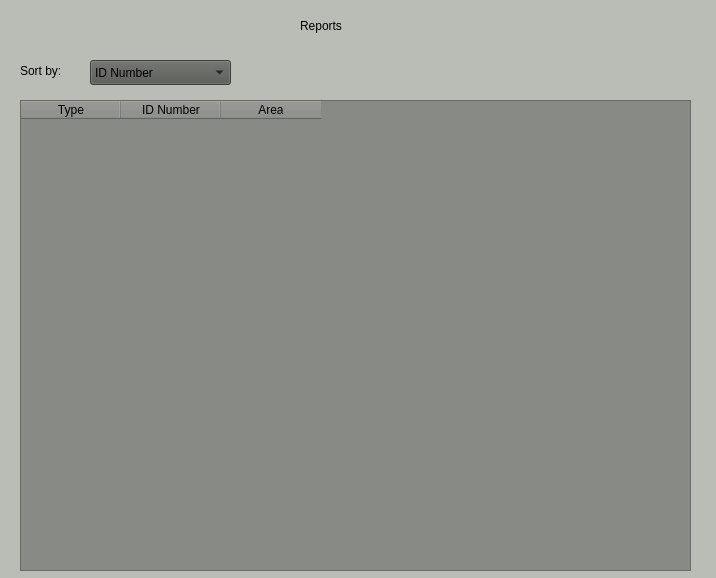
Above: MainWindow/reports.ui from etyler0/ClassProject before the change. Below: the same form after it.
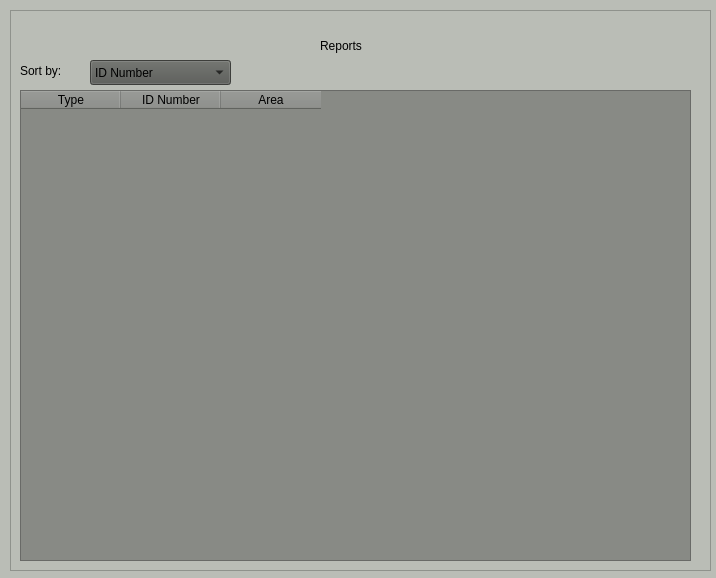
That is the form after the change.

Commit message: Work in progress with editor ui - Richard

What changed in the file:
```diff
--- a/MainWindow/reports.ui
+++ b/MainWindow/reports.ui
@@ -1,7 +1,7 @@
 <?xml version="1.0" encoding="UTF-8"?>
 <ui version="4.0">
- <class>Form</class>
- <widget class="QWidget" name="Form">
+ <class>reports</class>
+ <widget class="QWidget" name="reports">
   <property name="geometry">
    <rect>
     <x>0</x>
@@ -16,11 +16,43 @@
   <property name="styleSheet">
    <string notr="true">background-color: rgb(186, 189, 182);</string>
   </property>
+  <widget class="QFrame" name="frame">
+   <property name="geometry">
+    <rect>
+     <x>10</x>
+     <y>10</y>
+     <width>701</width>
+     <height>561</height>
+    </rect>
+   </property>
+   <property name="frameShape">
+    <enum>QFrame::StyledPanel</enum>
+   </property>
+   <property name="frameShadow">
+    <enum>QFrame::Raised</enum>
+   </property>
+   <widget class="QLabel" name="label">
+    <property name="geometry">
+     <rect>
+      <x>310</x>
+      <y>20</y>
+      <width>91</width>
+      <height>31</height>
+     </rect>
+    </property>
+    <property name="styleSheet">
+     <string notr="true">color: rgb(0, 0, 0);
+font: 16pt &quot;Noto Sans&quot;;</string>
+    </property>
+    <property name="text">
+     <string>Reports</string>
+    </property>
+   </widget>
   <widget class="QTableWidget" name="tableWidget">
    <property name="geometry">
     <rect>
-     <x>20</x>
-     <y>100</y>
+      <x>10</x>
+      <y>80</y>
      <width>671</width>
      <height>471</height>
     </rect>
@@ -45,45 +77,11 @@
     </property>
    </column>
   </widget>
-  <widget class="QLabel" name="label">
-   <property name="geometry">
-    <rect>
-     <x>300</x>
-     <y>10</y>
-     <width>91</width>
-     <height>31</height>
-    </rect>
-   </property>
-   <property name="styleSheet">
-    <string notr="true">color: rgb(0, 0, 0);
-font: 16pt &quot;Noto Sans&quot;;</string>
-   </property>
-   <property name="text">
-    <string>Reports</string>
-   </property>
-  </widget>
-  <widget class="QLabel" name="label_2">
-   <property name="geometry">
-    <rect>
-     <x>20</x>
-     <y>60</y>
-     <width>61</width>
-     <height>21</height>
-    </rect>
-   </property>
-   <property name="styleSheet">
-    <string notr="true">color: rgb(0, 0, 0);
-font: 12pt &quot;Noto Sans&quot;;</string>
-   </property>
-   <property name="text">
-    <string>Sort by: </string>
-   </property>
-  </widget>
   <widget class="QComboBox" name="comboBox">
    <property name="geometry">
     <rect>
-     <x>90</x>
-     <y>60</y>
+      <x>80</x>
+      <y>50</y>
      <width>141</width>
      <height>25</height>
     </rect>
@@ -106,6 +104,24 @@
      <string>Area</string>
     </property>
    </item>
+   </widget>
+   <widget class="QLabel" name="label_2">
+    <property name="geometry">
+     <rect>
+      <x>10</x>
+      <y>50</y>
+      <width>61</width>
+      <height>21</height>
+     </rect>
+    </property>
+    <property name="styleSheet">
+     <string notr="true">color: rgb(0, 0, 0);
+font: 12pt &quot;Noto Sans&quot;;</string>
+    </property>
+    <property name="text">
+     <string>Sort by: </string>
+    </property>
+   </widget>
   </widget>
  </widget>
  <resources/>
```
Lines whose indentation alone changed are shown as unchanged. The commit also changes 6 other files.
